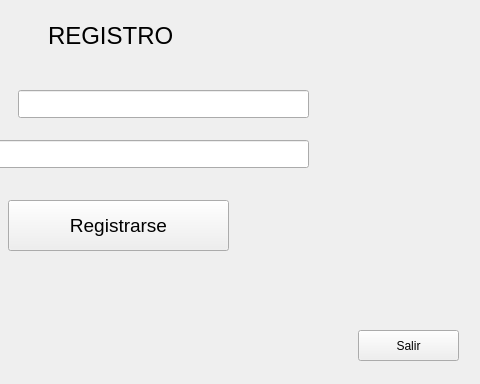
Old version of the form Minesweeper/frmregistro.ui in the repository WeaselSSH/Minesweeper; both pictures show x 262 to 742 and y 0 to 384 of the 742 by 384 pixel window.
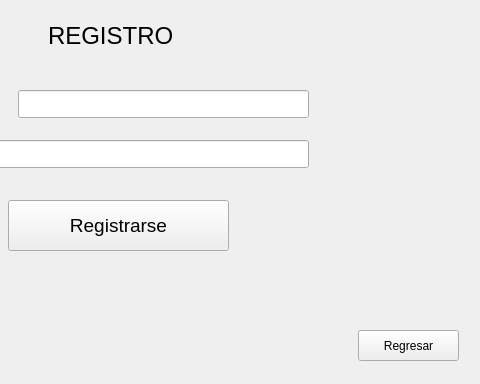
New version of the form.

Commit message: mas forms

Patch:
```diff
--- a/Minesweeper/frmregistro.ui
+++ b/Minesweeper/frmregistro.ui
@@ -118,7 +118,7 @@
     </rect>
    </property>
    <property name="text">
-    <string>Salir</string>
+    <string>Regresar</string>
    </property>
   </widget>
  </widget>
```
The commit also changes 7 other files.
